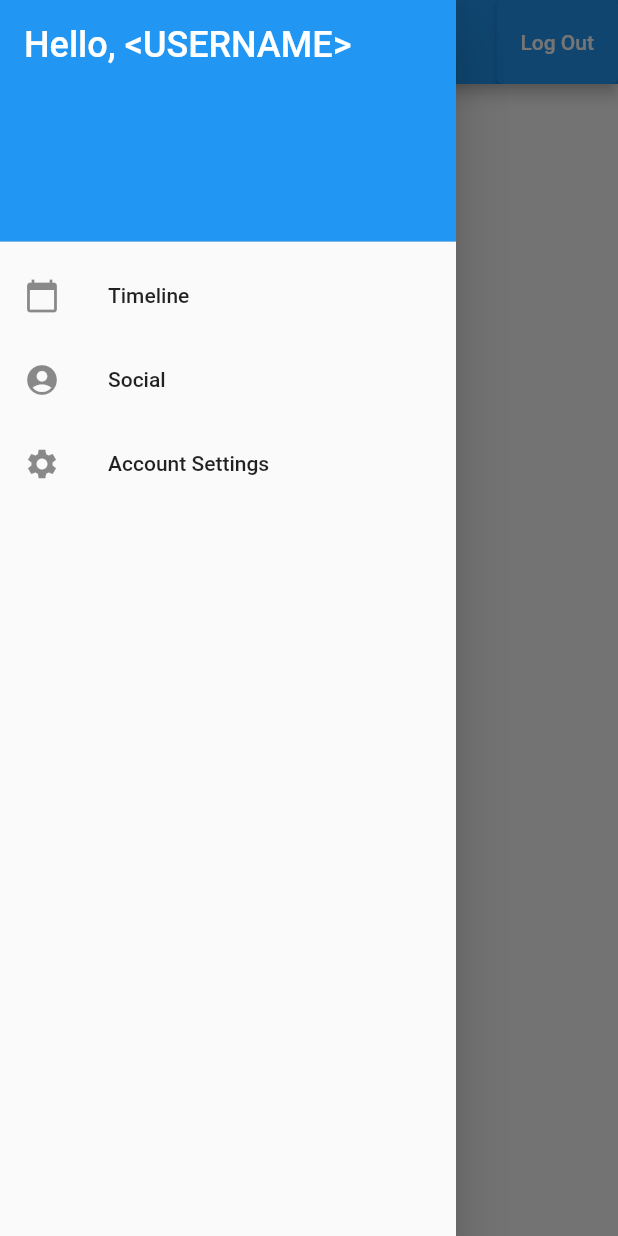
After one commit to pfranz1/Team-One-Project, a Flutter app: the SocialScreen screen opened directly, with the side drawer open, on a phone screen of 412 x 824 dp. The commit adds this screen. Run offline on Flutter 3.47's test engine with Material 2 defaults, Android fonts, the phone set to English and light mode, and no system bars; our stand-ins replace cloud_firestore, firebase_auth, firebase_core, syncfusion_flutter_calendar; accounts and stored records are empty.

Commit message:
Utlizing new singlton combine drawer widgets into one

```diff
--- /dev/null
+++ b/team_one_application/lib/widgets/sharedDrawer.dart
@@ -0,0 +1,48 @@
+import 'package:flutter/material.dart';
+import 'package:team_one_application/services/navigation_service.dart';
+
+class SharedDrawer extends StatelessWidget {
+  const SharedDrawer({Key? key}) : super(key: key);
+
+  @override
+  Widget build(BuildContext context) {
+    return Drawer(
+      child: ListView(
+        padding: EdgeInsets.zero,
+        children: <Widget>[
+          DrawerHeader(
+            //header of drawer
+            decoration: BoxDecoration(
+              color: Theme.of(context).primaryColor,
+            ),
+            child: Text(
+              'Hello, <USERNAME>',
+              style: TextStyle(
+                color: Theme.of(context).colorScheme.onPrimary,
+                fontSize: 24,
+              ),
+            ),
+          ),
+          ListTile(
+            //menu item of Drawer
+            leading: Icon(Icons.calendar_today),
+            title: Text('Timeline'),
+            onTap: () =>
+                NavigationService.getInstance().replaceCurrent('/timeline'),
+          ),
+          ListTile(
+            leading: Icon(Icons.account_circle),
+            title: Text('Social'),
+            onTap: () =>
+                NavigationService.getInstance().replaceCurrent('/social'),
+          ),
+          ListTile(
+            leading: Icon(Icons.settings),
+            title: Text('Account Settings'),
+            onTap: () {},
+          ),
+        ],
+      ),
+    );
+  }
+}
```
Also changed, not shown: team_one_application/lib/screens/social_screen.dart (+3 -38 lines), team_one_application/lib/screens/timeline_screen.dart (+2 -38 lines).
